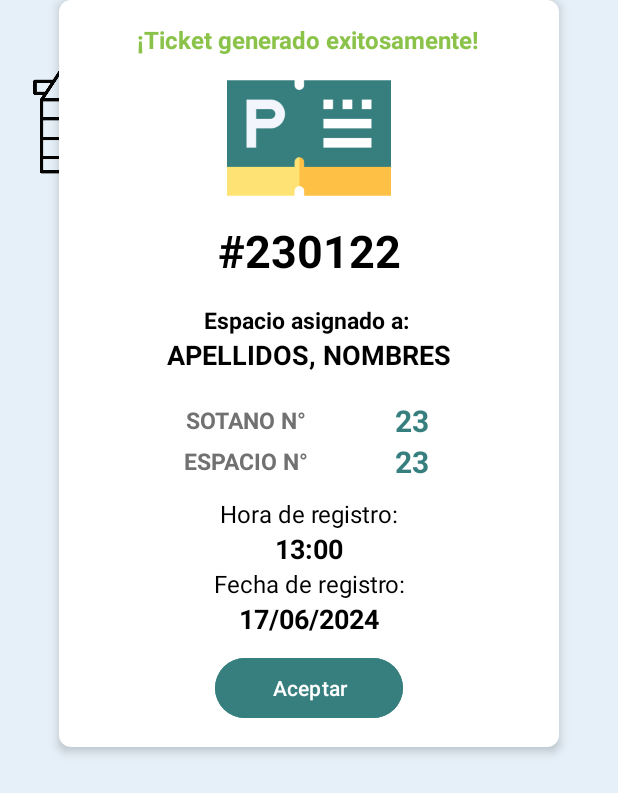
After one commit to rbenitec/Parking-UTP, an Android app: the layout confirmacion_ticket.xml on its own in the app's theme, with its tools: preview values and no code run, on a phone screen of 412 x 824 dp. The commit adds this screen. Shown: the top 793 px of the screen. Run offline under Robolectric (Android 15) with nearby library versions, the phone set to English and light mode, and no system bars.

Commit message:
vista success

```diff
--- a/app/src/main/res/drawable/rounded_background.xml
+++ b/app/src/main/res/drawable/rounded_background.xml
@@ -19,4 +19,6 @@
             <corners android:radius="30dp" />
         </shape>
     </item>
+
+
 </layer-list>
--- /dev/null
+++ b/app/src/main/res/layout/confirmacion_ticket.xml
@@ -0,0 +1,212 @@
+<?xml version="1.0" encoding="utf-8"?>
+<androidx.constraintlayout.widget.ConstraintLayout xmlns:android="http://schemas.android.com/apk/res/android"
+    xmlns:app="http://schemas.android.com/apk/res-auto"
+    xmlns:tools="http://schemas.android.com/tools"
+    android:layout_width="match_parent"
+    android:layout_height="match_parent"
+    android:background="#E6F0F8">
+
+    <LinearLayout
+        android:id="@+id/header"
+        android:layout_width="0dp"
+        android:layout_height="wrap_content"
+        android:layout_marginTop="20dp"
+        android:gravity="center"
+        android:orientation="horizontal"
+        android:padding="16dp"
+        app:layout_constraintEnd_toEndOf="parent"
+        app:layout_constraintHorizontal_bias="0.0"
+        app:layout_constraintStart_toStartOf="parent"
+        app:layout_constraintTop_toTopOf="parent">
+
+        <ImageView
+            android:layout_width="99dp"
+            android:layout_height="86dp"
+            android:src="@drawable/ic_car" />
+
+        <TextView
+            android:layout_width="268dp"
+            android:layout_height="wrap_content"
+            android:paddingStart="16dp"
+            android:text="Confirmación"
+            android:textColor="@android:color/black"
+            android:textSize="30sp"
+            android:textStyle="bold" />
+    </LinearLayout>
+
+    <LinearLayout
+        android:layout_width="333dp"
+        android:layout_height="498dp"
+        android:background="@drawable/card_background"
+        android:elevation="4dp"
+        android:gravity="center"
+        android:orientation="vertical"
+        app:layout_constraintEnd_toEndOf="parent"
+        app:layout_constraintStart_toStartOf="parent"
+        tools:ignore="MissingConstraints"
+        tools:layout_editor_absoluteY="145dp">
+
+        <TextView
+            android:id="@+id/txtExito"
+            android:layout_width="wrap_content"
+            android:layout_height="wrap_content"
+            android:gravity="center"
+            android:text="¡Ticket generado exitosamente!"
+            android:textAlignment="center"
+            android:textColor="#8BC34A"
+            android:textSize="16sp"
+            android:textStyle="bold" />
+
+        <ImageView
+            android:id="@+id/imageView"
+            android:layout_width="280dp"
+            android:layout_height="109dp"
+            app:srcCompat="@drawable/ic_ticket" />
+
+        <TextView
+            android:id="@+id/ticket"
+            android:layout_width="232dp"
+            android:layout_height="wrap_content"
+            android:gravity="center"
+            android:text="#230122"
+            android:textAlignment="center"
+            android:textColor="@android:color/black"
+            android:textSize="30sp"
+            android:textStyle="bold" />
+
+        <TextView
+            android:id="@+id/txtAsignado"
+            android:layout_width="232dp"
+            android:layout_height="wrap_content"
+            android:layout_marginTop="15dp"
+            android:gravity="center"
+            android:text="Espacio asignado a: "
+            android:textAlignment="center"
+            android:textColor="@android:color/black"
+            android:textSize="15sp"
+            android:textStyle="bold" />
+
+        <TextView
+            android:id="@+id/personaAsig"
+            android:layout_width="232dp"
+            android:layout_height="wrap_content"
+            android:gravity="center"
+            android:text="APELLIDOS, NOMBRES"
+            android:textAlignment="center"
+            android:textColor="@android:color/black"
+            android:textSize="18sp"
+            android:textStyle="bold" />
+
+        <LinearLayout
+            android:layout_width="237dp"
+            android:layout_height="wrap_content"
+            android:layout_marginTop="18dp"
+            android:gravity="center"
+            android:orientation="horizontal">
+
+            <TextView
+                android:id="@+id/tituSot"
+                android:layout_width="138dp"
+                android:layout_height="wrap_content"
+                android:gravity="center"
+                android:text="SOTANO N°"
+                android:textAlignment="center"
+                android:textColor="#717171"
+                android:textSize="15sp"
+                android:textStyle="bold" />
+
+            <TextView
+                android:id="@+id/numSotano"
+                android:layout_width="84dp"
+                android:layout_height="wrap_content"
+                android:gravity="center"
+                android:text="23"
+                android:textAlignment="center"
+                android:textColor="#377F7F"
+                android:textSize="20sp"
+                android:textStyle="bold" />
+        </LinearLayout>
+
+        <LinearLayout
+            android:layout_width="237dp"
+            android:layout_height="wrap_content"
+            android:gravity="center"
+            android:orientation="horizontal">
+
+            <TextView
+                android:id="@+id/tituEspacio"
+                android:layout_width="138dp"
+                android:layout_height="wrap_content"
+                android:gravity="center"
+                android:text="ESPACIO N°"
+                android:textAlignment="center"
+                android:textColor="#717171"
+                android:textSize="15sp"
+                android:textStyle="bold" />
+
+            <TextView
+                android:id="@+id/numEspacio"
+                android:layout_width="84dp"
+                android:layout_height="wrap_content"
+                android:gravity="center"
+                android:text="23"
+                android:textAlignment="center"
+                android:textColor="#377F7F"
+                android:textSize="20sp"
+                android:textStyle="bold" />
+        </LinearLayout>
+
+        <TextView
+            android:id="@+id/horaTxt"
+            android:layout_width="232dp"
+            android:layout_height="wrap_content"
+            android:layout_marginTop="10dp"
+            android:gravity="center"
+            android:text="Hora de registro:"
+            android:textAlignment="center"
+            android:textColor="@android:color/black"
+            android:textSize="16sp" />
+
+        <TextView
+            android:id="@+id/pregTxt"
+            android:layout_width="232dp"
+            android:layout_height="wrap_content"
+            android:gravity="center"
+            android:text="13:00"
+            android:textAlignment="center"
+            android:textColor="@android:color/black"
+            android:textSize="18sp"
+            android:textStyle="bold" />
+
+        <TextView
+            android:id="@+id/fechaTxt"
+            android:layout_width="232dp"
+            android:layout_height="wrap_content"
+            android:gravity="center"
+            android:text="Fecha de registro:"
+            android:textAlignment="center"
+            android:textColor="@android:color/black"
+            android:textSize="16sp" />
+
+        <TextView
+            android:id="@+id/fecha"
+            android:layout_width="232dp"
+            android:layout_height="wrap_content"
+            android:gravity="center"
+            android:text="17/06/2024"
+            android:textAlignment="center"
+            android:textColor="@android:color/black"
+            android:textSize="18sp"
+            android:textStyle="bold" />
+
+        <Button
+            android:id="@+id/btnAceptar"
+            android:layout_width="125dp"
+            android:layout_height="wrap_content"
+            android:layout_marginTop="10dp"
+            android:backgroundTint="#377F7F"
+            android:text="Aceptar" />
+
+    </LinearLayout>
+
+</androidx.constraintlayout.widget.ConstraintLayout>
```
Also changed, not shown: app/src/main/res/layout/liberacion.xml (added, +183 -0 lines), app/src/main/res/layout/liberacion_confirmada.xml (added, +106 -0 lines), app/src/main/res/drawable/ic_buscar.png (added), app/src/main/res/drawable/ic_coche.png (added), app/src/main/res/drawable/ic_ticket.png (added), app/src/main/res/drawable/ic_verification.png (added), app/src/main/res/layout/cuenta_creada.xml (renamed from app/src/main/res/layout/activity_main4.xml).
